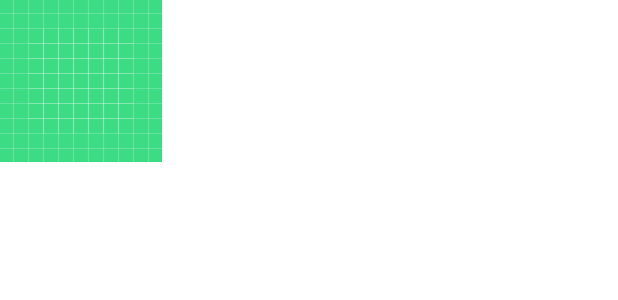
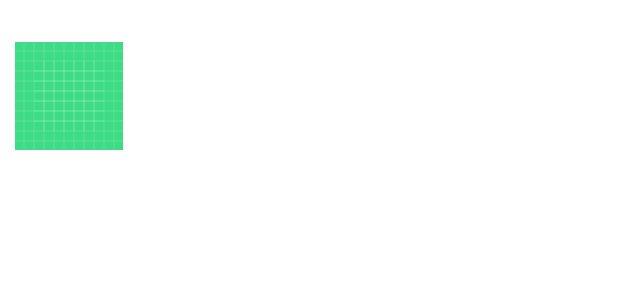
Before and after one commit to sumayyah/MovieBrowser, an Android app: the layout layout_grid_item.xml on its own in the app's theme, with its tools: preview values and no code run, on a phone screen of 412 x 824 dp. Shown: the top 300 px of the screen. Run offline under Robolectric (Android 15) with nearby library versions, the phone set to English and light mode, and no system bars.

```diff
--- a/app/build.gradle
+++ b/app/build.gradle
@@ -2,6 +2,7 @@ plugins {
     id 'com.android.application'
     id 'org.jetbrains.kotlin.android'
     id 'kotlin-kapt'
+    id 'kotlin-android-extensions'
 }
 
 android {
--- a/app/src/main/res/layout/fragment_main.xml
+++ b/app/src/main/res/layout/fragment_main.xml
@@ -38,6 +38,7 @@
 
         <androidx.recyclerview.widget.RecyclerView
             android:id="@+id/content"
+            android:clipToPadding="false"
             android:layout_width="match_parent"
             android:layout_height="match_parent"/>
 
--- a/app/src/main/res/layout/layout_grid_item.xml
+++ b/app/src/main/res/layout/layout_grid_item.xml
@@ -3,12 +3,13 @@
     xmlns:android="http://schemas.android.com/apk/res/android"
     xmlns:app="http://schemas.android.com/apk/res-auto"
     xmlns:tools="http://schemas.android.com/tools"
-    android:layout_width="wrap_content"
-    android:layout_height="wrap_content">
+    android:layout_width="92dp"
+    android:layout_height="wrap_content"
+    android:padding="10dp">
 
     <ImageView
         android:id="@+id/poster"
-        android:layout_width="wrap_content"
+        android:layout_width="match_parent"
         android:layout_height="wrap_content"
         app:layout_constraintLeft_toLeftOf="parent"
         app:layout_constraintTop_toTopOf="parent"
```
Also changed, not shown: app/src/main/java/com/sumayyah/moviebrowser/ui/MainFragment.kt (+4 -6 lines).
